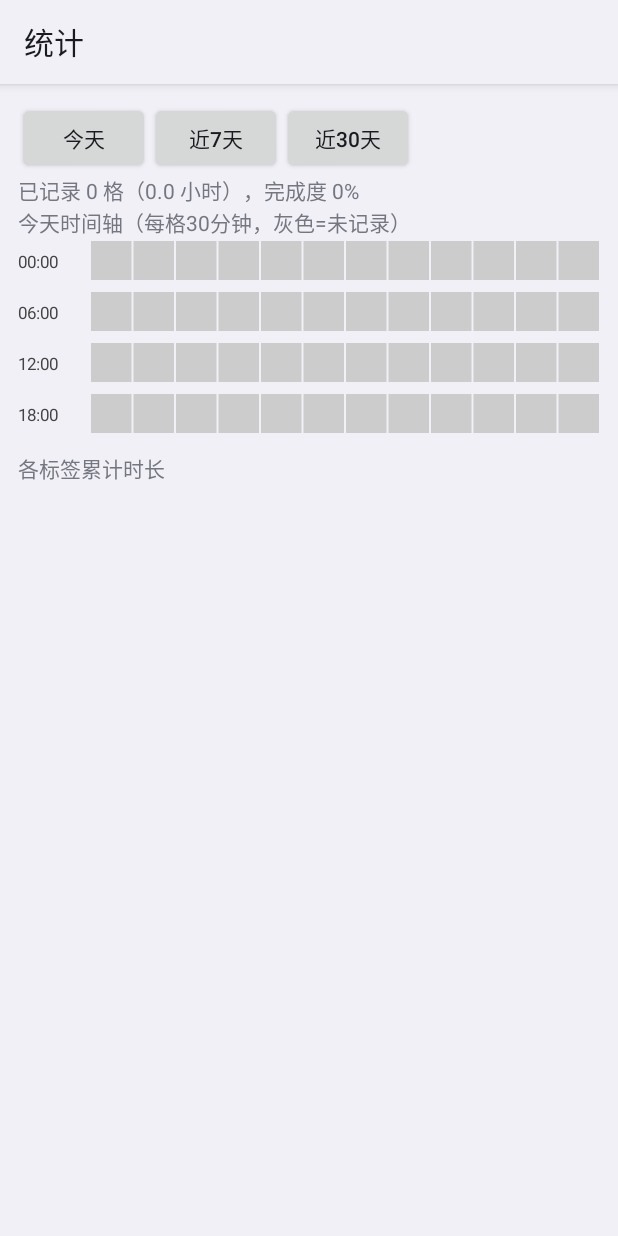
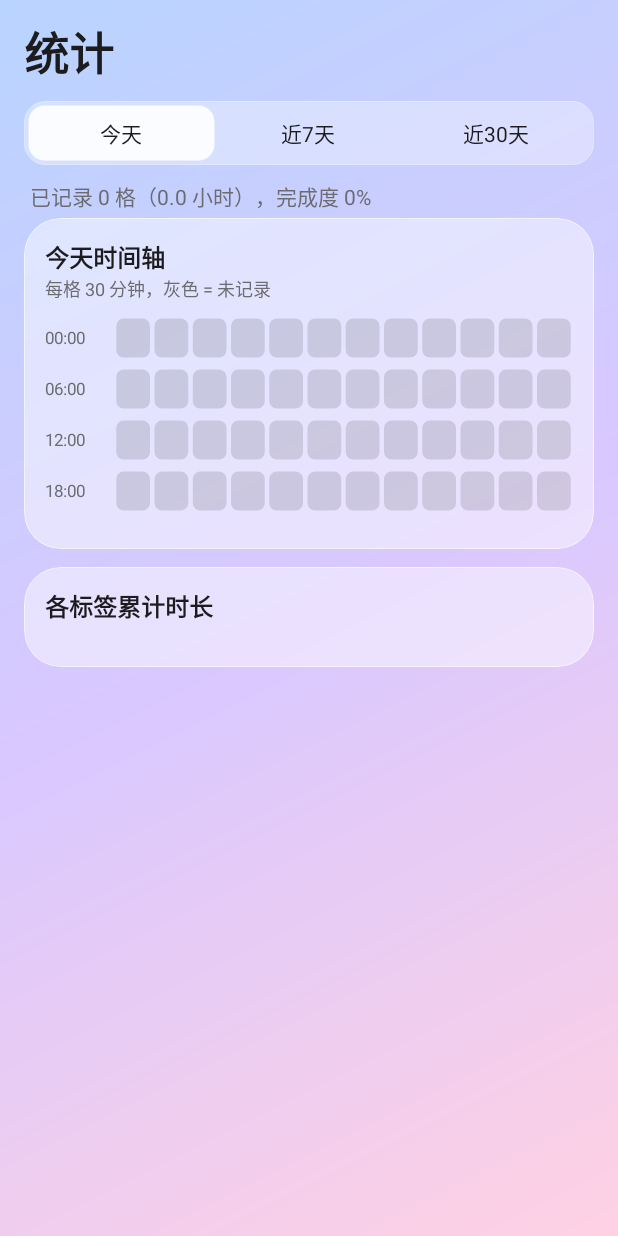
Before and after one commit to okebutong/timerecord, an Android app: the screen it shows after launch (StatsActivity), after a tap on "统计", on a phone screen of 412 x 824 dp. Run offline under Robolectric (Android 15) with nearby library versions, the phone set to English and light mode, and no system bars; 1 statement that could not run was skipped.

Commit message:
Add files via upload

```diff
--- a/app/src/main/AndroidManifest.xml
+++ b/app/src/main/AndroidManifest.xml
@@ -8,7 +8,7 @@
         android:allowBackup="true"
         android:icon="@drawable/ic_clock"
         android:label="半小时记录"
-        android:theme="@android:style/Theme.DeviceDefault.Light">
+        android:theme="@android:style/Theme.DeviceDefault.Light.NoActionBar">
 
         <activity android:name=".MainActivity" android:exported="true">
             <intent-filter>
--- a/app/src/main/java/com/example/timelog/MainActivity.kt
+++ b/app/src/main/java/com/example/timelog/MainActivity.kt
@@ -2,10 +2,15 @@ package com.example.timelog
 
 import android.app.*
 import android.content.*
+import android.graphics.Typeface
 import android.net.Uri
 import android.os.*
 import android.provider.MediaStore
 import android.provider.Settings
+import android.text.TextUtils
+import android.view.Gravity
+import android.view.View
+import android.view.ViewGroup
 import android.widget.*
 import java.text.SimpleDateFormat
 import java.util.*
@@ -19,47 +24,98 @@ class MainActivity : Activity() {
     private lateinit var note: EditText
     private lateinit var tagBox: GridLayout
     private lateinit var list: ListView
-    private lateinit var adapter: ArrayAdapter<String>
+    private lateinit var adapter: SlotAdapter
     private var slots = listOf<Long>()
     private var recs = mapOf<Long, Rec>()
 
-    private fun btn(t: String, f: () -> Unit) = Button(this).apply {
-        text = t; isAllCaps = false; setOnClickListener { f() }
-    }
+    private fun dp(x: Int) = Ui.dp(this, x)
+    private val white = 0x66FFFFFF
 
     override fun onCreate(b: Bundle?) {
         super.onCreate(b)
+        Ui.background(this)
         db = Db(this)
         if (Build.VERSION.SDK_INT >= 33 &&
             checkSelfPermission("android.permission.POST_NOTIFICATIONS") != android.content.pm.PackageManager.PERMISSION_GRANTED
         ) requestPermissions(arrayOf("android.permission.POST_NOTIFICATIONS"), 1)
         Sched.schedule(this)
 
-        val pad = (12 * resources.displayMetrics.density).toInt()
-        val root = LinearLayout(this).apply { orientation = LinearLayout.VERTICAL; setPadding(pad, pad, pad, pad) }
-        head = TextView(this).apply { textSize = 18f }
-        note = EditText(this).apply { hint = "备注（可选），点下面的标签即保存"; setSingleLine() }
+        val root = LinearLayout(this).apply {
+            orientation = LinearLayout.VERTICAL
+            setPadding(dp(16), dp(12), dp(16), dp(12))
+        }
+
+        // 大标题 + 日期切换
+        root.addView(Ui.label(this, "半小时记录", 30f, bold = true))
+        val nav = LinearLayout(this).apply {
+            gravity = Gravity.CENTER_VERTICAL
+            background = Ui.glass(this@MainActivity, 18, 0x55FFFFFF)
+        }
+        val prev = Ui.label(this, "‹", 24f).apply {
+            gravity = Gravity.CENTER; setPadding(dp(18), dp(2), dp(18), dp(4))
+            setOnClickListener { day--; target = dayStart(day); refresh() }
+        }
+        val next = Ui.label(this, "›", 24f).apply {
+            gravity = Gravity.CENTER; setPadding(dp(18), dp(2), dp(18), dp(4))
+            setOnClickListener {
+                if (day < 0) {
+                    day++
+                    target = if (day == 0) slotOf(System.currentTimeMillis()) else dayStart(day)
+                    refresh()
+                }
+            }
+        }
+        dateTv = Ui.label(this, "", 15f, Ui.INK2).apply { gravity = Gravity.CENTER }
+        nav.addView(prev)
+        nav.addView(dateTv, LinearLayout.LayoutParams(0, ViewGroup.LayoutParams.WRAP_CONTENT, 1f))
+        nav.addView(next)
+        root.addView(nav, LinearLayout.LayoutParams(-1, -2).apply { topMargin = dp(8) })
+
+        // 记录卡片
+        val rec = Ui.card(this)
+        head = Ui.label(this, "", 17f, bold = true)
+        note = EditText(this).apply {
+            hint = "备注（可选），点下面标签即保存"
+            textSize = 15f
+            setSingleLine()
+            setTextColor(Ui.INK)
+            setHintTextColor(Ui.INK2)
+            background = Ui.glass(this@MainActivity, 14, 0x55FFFFFF, 0x66FFFFFF)
+            setPadding(dp(14), dp(10), dp(14), dp(10))
+        }
         tagBox = GridLayout(this).apply { columnCount = 4 }
-        dateTv = TextView(this).apply { textSize = 16f; gravity = android.view.Gravity.CENTER }
-        val nav = LinearLayout(this)
-        nav.addView(btn("◀") { day--; target = dayStart(day); refresh() })
-        nav.addView(dateTv, LinearLayout.LayoutParams(0, LinearLayout.LayoutParams.WRAP_CONTENT, 1f))
-        nav.addView(btn("▶") {
-            if (day < 0) { day++; target = if (day == 0) slotOf(System.currentTimeMillis()) else dayStart(day); refresh() }
-        })
+        rec.addView(head)
+        rec.addView(note, LinearLayout.LayoutParams(-1, -2).apply { topMargin = dp(10); bottomMargin = dp(6) })
+        rec.addView(tagBox)
+        root.addView(rec, LinearLayout.LayoutParams(-1, -2).apply { topMargin = dp(12) })
+
+        // 操作按钮
         val acts = LinearLayout(this)
-        acts.addView(btn("统计") { startActivity(Intent(this, StatsActivity::class.java)) })
-        acts.addView(btn("导出CSV") { export() })
-        acts.addView(btn("设置") { settings() })
-        adapter = ArrayAdapter(this, android.R.layout.simple_list_item_1, mutableListOf<String>())
-        list = ListView(this).apply { this.adapter = this@MainActivity.adapter }
-        list.setOnItemClickListener { _, _, pos, _ ->
-            target = slots[pos]
-            note.setText(recs[target]?.note ?: "")
-            refresh()
+        fun act(t: String, f: () -> Unit) = acts.addView(
+            Ui.chip(this, t, white, f),
+            LinearLayout.LayoutParams(0, -2, 1f).apply { setMargins(dp(3), 0, dp(3), 0) }
+        )
+        act("统计") { startActivity(Intent(this, StatsActivity::class.java)) }
+        act("导出 CSV") { export() }
+        act("设置") { settings() }
+        root.addView(acts, LinearLayout.LayoutParams(-1, -2).apply { topMargin = dp(12) })
+
+        // 当天 48 个时段
+        adapter = SlotAdapter()
+        list = ListView(this).apply {
+            divider = null
+            selector = android.graphics.drawable.ColorDrawable(0)
+            this.adapter = this@MainActivity.adapter
+            setOnItemClickListener { _, _, pos, _ ->
+                target = slots[pos]
+                note.setText(recs[target]?.note ?: "")
+                refresh()
+            }
         }
-        root.addView(head); root.addView(note); root.addView(tagBox); root.addView(nav); root.addView(acts)
-        root.addView(list, LinearLayout.LayoutParams(-1, 0, 1f))
+        val listCard = Ui.card(this).apply { setPadding(dp(6), dp(6), dp(6), dp(6)) }
+        listCard.addView(list, LinearLayout.LayoutParams(-1, -1))
+        root.addView(listCard, LinearLayout.LayoutParams(-1, 0, 1f).apply { topMargin = dp(12) })
+
         setContentView(root)
     }
 
@@ -75,11 +131,11 @@ class MainActivity : Activity() {
     private fun buildTags() {
         tagBox.removeAllViews()
         P.tags(this).forEach { t ->
-            val b = btn(t) { save(t) }
-            b.layoutParams = GridLayout.LayoutParams(
+            val chip = Ui.chip(this, t, Ui.alpha(colorOf(t), 0x80)) { save(t) }
+            chip.layoutParams = GridLayout.LayoutParams(
                 GridLayout.spec(GridLayout.UNDEFINED), GridLayout.spec(GridLayout.UNDEFINED, 1f)
-            ).apply { width = 0 }
-            tagBox.addView(b)
+            ).apply { width = 0; setMargins(dp(3), dp(3), dp(3), dp(3)) }
+            tagBox.addView(chip)
         }
     }
 
@@ -97,24 +153,65 @@ class MainActivity : Activity() {
         val to = dayStart(day + 1)
         slots = generateSequence(from) { it + HALF }.takeWhile { it < to }.toList()
         recs = db.range(from, to).associateBy { it.slot }
-        dateTv.text = SimpleDateFormat("yyyy-MM-dd EEE", Locale.getDefault()).format(Date(from)) +
-                if (day == 0) "（今天）" else ""
-        head.text = "正在记录 ${hhmm(target)}–${hhmm(target + HALF)}" +
-                (recs[target]?.let { "（已记：${it.tag}）" } ?: "")
-        adapter.clear()
-        adapter.addAll(slots.map { sl ->
-            hhmm(sl) + "   " + (recs[sl]?.let { it.tag + if (it.note.isNotEmpty()) " · " + it.note else "" } ?: "—")
-        })
+        dateTv.text = SimpleDateFormat("M月d日 EEEE", Locale.getDefault()).format(Date(from)) +
+                if (day == 0) " · 今天" else ""
+        head.text = "${hhmm(target)} – ${hhmm(target + HALF)}" +
+                (recs[target]?.let { "　已记：${it.tag}" } ?: "　现在在做什么？")
+        adapter.notifyDataSetChanged()
+    }
+
+    private inner class SlotAdapter : BaseAdapter() {
+        override fun getCount() = slots.size
+        override fun getItem(p: Int) = slots[p]
+        override fun getItemId(p: Int) = p.toLong()
+        override fun getView(p: Int, v: View?, parent: ViewGroup): View {
+            val s = slots[p]
+            val r = recs[s]
+            val row = LinearLayout(this@MainActivity).apply {
+                gravity = Gravity.CENTER_VERTICAL
+                setPadding(dp(10), dp(9), dp(10), dp(9))
+                if (s == target) background = Ui.glass(this@MainActivity, 14, 0x99FFFFFF, 0xCCFFFFFF.toInt())
+            }
+            row.addView(Ui.label(this@MainActivity, hhmm(s), 14f, Ui.INK2).apply {
+                typeface = Typeface.MONOSPACE
+                minWidth = dp(54)
+            })
+            if (r == null) {
+                row.addView(Ui.label(this@MainActivity, "—", 14f, Ui.alpha(Ui.INK2, 0x80)))
+            } else {
+                row.addView(Ui.label(this@MainActivity, r.tag, 13f).apply {
+                    setPadding(dp(10), dp(3), dp(10), dp(3))
+                    background = Ui.glass(this@MainActivity, 10, Ui.alpha(colorOf(r.tag), 0x99), 0x66FFFFFF)
+                })
+                if (r.note.isNotEmpty()) row.addView(
+                    Ui.label(this@MainActivity, r.note, 13f, Ui.INK2).apply {
+                        setSingleLine(); ellipsize = TextUtils.TruncateAt.END
+                    },
+                    LinearLayout.LayoutParams(0, -2, 1f).apply { leftMargin = dp(8) }
+                )
+            }
+            return row
+        }
     }
 
     private fun hm(x: Int) = "%02d:%02d".format(x / 60, x % 60)
 
     private fun settings() {
-        val pad = (20 * resources.displayMetrics.density).toInt()
-        val v = LinearLayout(this).apply { orientation = LinearLayout.VERTICAL; setPadding(pad, pad / 2, pad, 0) }
-        val et = EditText(this).apply { setText(P.tags(this@MainActivity).joinToString(",")); hint = "标签，用逗号分隔" }
-        val bs = Button(this)
-        val be = Button(this)
+        val v = LinearLayout(this).apply {
+            orientation = LinearLayout.VERTICAL
+            setPadding(dp(20), dp(8), dp(20), 0)
+        }
+        fun lp() = LinearLayout.LayoutParams(-1, -2).apply { topMargin = dp(8) }
+        val et = EditText(this).apply {
+            setText(P.tags(this@MainActivity).joinToString(","))
+            hint = "标签，用逗号分隔"
+            textSize = 15f
+            setTextColor(Ui.INK)
+            background = Ui.glass(this@MainActivity, 14, 0x55FFFFFF, 0x66FFFFFF)
+            setPadding(dp(14), dp(10), dp(14), dp(10))
+        }
+        val bs = Ui.chip(this, "", white) {}
+        val be = Ui.chip(this, "", white) {}
         fun upd() {
             bs.text = "免打扰开始  " + hm(P.qs(this))
             be.text = "免打扰结束  " + hm(P.qe(this))
@@ -128,23 +225,25 @@ class MainActivity : Activity() {
                 P.qe(this) / 60, P.qe(this) % 60, true).show()
         }
         upd()
-        v.addView(TextView(this).apply { text = "标签（逗号分隔）" })
-        v.addView(et)
-        v.addView(bs); v.addView(be)
-        v.addView(TextView(this).apply { text = "开始和结束设成相同时间 = 不启用免打扰" })
-        v.addView(btn("允许精确闹钟（让提醒准点）") {
+        v.addView(Ui.label(this, "标签（逗号分隔）", 13f, Ui.INK2))
+        v.addView(et, lp())
+        v.addView(bs, lp()); v.addView(be, lp())
+        v.addView(Ui.label(this, "开始和结束设成相同时间 = 不启用免打扰", 12f, Ui.INK2), lp())
+        v.addView(Ui.chip(this, "允许精确闹钟（让提醒准点）", white) {
             if (Build.VERSION.SDK_INT >= 31)
                 startActivity(Intent(Settings.ACTION_REQUEST_SCHEDULE_EXACT_ALARM, Uri.parse("package:$packageName")))
-        })
-        v.addView(btn("电池优化设置（建议设为不受限制）") {
+        }, lp())
+        v.addView(Ui.chip(this, "电池优化设置（建议设为不受限制）", white) {
             startActivity(Intent(Settings.ACTION_IGNORE_BATTERY_OPTIMIZATION_SETTINGS))
-        })
-        AlertDialog.Builder(this).setTitle("设置").setView(v)
+        }, lp())
+        val d = AlertDialog.Builder(this).setTitle("设置").setView(v)
             .setPositiveButton("保存") { _, _ ->
                 if (et.text.isNotBlank()) P.setTags(this, et.text.toString())
                 Sched.schedule(this)
                 buildTags()
-            }.setNegativeButton("取消", null).show()
+            }.setNegativeButton("取消", null).create()
+        Ui.glassDialog(this, d)
+        d.show()
     }
 
     private fun csv(s: String) = "\"" + s.replace("\"", "\"\"") + "\""
--- a/app/src/main/java/com/example/timelog/StatsActivity.kt
+++ b/app/src/main/java/com/example/timelog/StatsActivity.kt
@@ -5,14 +5,16 @@ import android.content.Context
 import android.graphics.Canvas
 import android.graphics.Color
 import android.graphics.Paint
+import android.graphics.RectF
 import android.os.Bundle
+import android.view.Gravity
 import android.view.View
 import android.widget.*
 
 fun colorOf(tag: String): Int =
-    Color.HSVToColor(floatArrayOf(((tag.hashCode() and 0x7fffffff) % 360).toFloat(), 0.55f, 0.85f))
+    Color.HSVToColor(floatArrayOf(((tag.hashCode() and 0x7fffffff) % 360).toFloat(), 0.5f, 0.92f))
 
-/** 各标签累计时长（横向条形图） */
+/** 各标签累计时长（圆角横向条形图） */
 class Bars(c: Context) : View(c) {
     var data: List<Pair<String, Int>> = emptyList()
     private val d = resources.displayMetrics.density
@@ -23,17 +25,17 @@ class Bars(c: Context) : View(c) {
 
     override fun onDraw(canvas: Canvas) {
         val mx = (data.maxOfOrNull { it.second } ?: 1).coerceAtLeast(1)
-        val lw = 70 * d
-        val rw = 80 * d
+        val lw = 64 * d
+        val rw = 76 * d
         data.forEachIndexed { i, (t, n) ->
             val y = i * 40 * d
-            p.color = Color.BLACK
-            canvas.drawText(t, 4 * d, y + 26 * d, p)
+            p.color = Ui.INK
+            canvas.drawText(t, 2 * d, y + 25 * d, p)
             p.color = colorOf(t)
-            val len = (width - lw - rw) * n / mx
-            canvas.drawRect(lw, y + 6 * d, lw + len, y + 32 * d, p)
-            p.color = Color.DKGRAY
-            canvas.drawText("%.1f 小时".format(n / 2.0), lw + len + 6 * d, y + 26 * d, p)
+            val len = ((width - lw - rw) * n / mx).coerceAtLeast(8 * d)
+            canvas.drawRoundRect(RectF(lw, y + 7 * d, lw + len, y + 31 * d), 8 * d, 8 * d, p)
+            p.color = Ui.INK2
+            canvas.drawText("%.1f 小时".format(n / 2.0), lw + len + 8 * d, y + 25 * d, p)
         }
     }
 }
@@ -48,7 +50,7 @@ class Strip(c: Context) : View(c) {
         setMeasuredDimension(MeasureSpec.getSize(w), (4 * 34 * d).toInt() + 10)
 
     override fun onDraw(canvas: Canvas) {
-        val left = 48 * d
+        val left = 46 * d
         val cw = (width - left) / 12
         for (i in cells.indices) {
             val row = i / 12
@@ -56,11 +58,11 @@ class Strip(c: Context) : View(c) {
             val x = left + col * cw
             val y = row * 34 * d
             if (col == 0) {
-                p.color = Color.DKGRAY
+                p.color = Ui.INK2
                 canvas.drawText("%02d:00".format(row * 6), 0f, y + 20 * d, p)
             }
-            p.color = cells[i]?.let { colorOf(it) } ?: Color.LTGRAY
-            canvas.drawRect(x + 1, y + 2 * d, x + cw - 1, y + 28 * d, p)
+            p.color = cells[i]?.let { colorOf(it) } ?: 0x1F000000
+            canvas.drawRoundRect(RectF(x + 1.5f * d, y + 3 * d, x + cw - 1.5f * d, y + 29 * d), 5 * d, 5 * d, p)
         }
     }
 }
@@ -69,31 +71,62 @@ class StatsActivity : Activity() {
     private lateinit var bars: Bars
     private lateinit var strip: Strip
     private lateinit var sum: TextView
+    private lateinit var segs: List<TextView>
+    private val opts = listOf("今天" to 1, "近7天" to 7, "近30天" to 30)
+
+    private fun dp(x: Int) = Ui.dp(this, x)
 
     override fun onCreate(b: Bundle?) {
         super.onCreate(b)
-        title = "统计"
-        val pad = (12 * resources.displayMetrics.density).toInt()
-        val root = LinearLayout(this).apply { orientation = LinearLayout.VERTICAL; setPadding(pad, pad, pad, pad) }
-        val row = LinearLayout(this)
-        listOf("今天" to 1, "近7天" to 7, "近30天" to 30).forEach { (n, days) ->
-            row.addView(Button(this).apply { text = n; setOnClickListener { load(days) } })
+        Ui.background(this)
+        val root = LinearLayout(this).apply {
+            orientation = LinearLayout.VERTICAL
+            setPadding(dp(16), dp(12), dp(16), dp(12))
         }
-        sum = TextView(this)
+        root.addView(Ui.label(this, "统计", 30f, bold = true))
+
+        // 分段选择器
+        val seg = LinearLayout(this).apply {
+            background = Ui.glass(this@StatsActivity, 14, 0x55FFFFFF, 0x66FFFFFF)
+            setPadding(dp(3), dp(3), dp(3), dp(3))
+        }
+        segs = opts.map { (n, days) ->
+            Ui.label(this, n, 14f).apply {
+                gravity = Gravity.CENTER
+                setPadding(0, dp(8), 0, dp(8))
+                setOnClickListener { load(days) }
+            }
+        }
+        segs.forEach { seg.addView(it, LinearLayout.LayoutParams(0, -2, 1f)) }
+        root.addView(seg, LinearLayout.LayoutParams(-1, -2).apply { topMargin = dp(10) })
+
+        sum = Ui.label(this, "", 14f, Ui.INK2)
+        root.addView(sum, LinearLayout.LayoutParams(-1, -2).apply { topMargin = dp(10); leftMargin = dp(4) })
+
         strip = Strip(this)
         bars = Bars(this)
+        val c1 = Ui.card(this)
+        c1.addView(Ui.label(this, "今天时间轴", 16f, bold = true))
+        c1.addView(Ui.label(this, "每格 30 分钟，灰色 = 未记录", 12f, Ui.INK2))
+        c1.addView(strip, LinearLayout.LayoutParams(-1, -2).apply { topMargin = dp(8) })
+        val c2 = Ui.card(this)
+        c2.addView(Ui.label(this, "各标签累计时长", 16f, bold = true))
+        c2.addView(bars, LinearLayout.LayoutParams(-1, -2).apply { topMargin = dp(8) })
+
         val inner = LinearLayout(this).apply { orientation = LinearLayout.VERTICAL }
-        inner.addView(TextView(this).apply { text = "今天时间轴（每格30分钟，灰色=未记录）" })
-        inner.addView(strip)
-        inner.addView(TextView(this).apply { text = "各标签累计时长" })
-        inner.addView(bars)
-        root.addView(row); root.addView(sum)
-        root.addView(ScrollView(this).apply { addView(inner) })
+        inner.addView(c1)
+        inner.addView(c2, LinearLayout.LayoutParams(-1, -2).apply { topMargin = dp(12) })
+        root.addView(ScrollView(this).apply { addView(inner) },
+            LinearLayout.LayoutParams(-1, 0, 1f).apply { topMargin = dp(4) })
         setContentView(root)
         load(1)
     }
 
     private fun load(days: Int) {
+        segs.forEachIndexed { i, tv ->
+            tv.background = if (opts[i].second == days)
+                Ui.glass(this, 11, 0xE6FFFFFF.toInt(), 0x00FFFFFF) else null
+        }
         val db = Db(this)
         val rs = db.range(dayStart(1 - days), dayStart(1))
         bars.data = rs.groupingBy { it.tag }.eachCount().toList().sortedByDescending { it.second }
--- /dev/null
+++ b/app/src/main/java/com/example/timelog/Ui.kt
@@ -0,0 +1,94 @@
+package com.example.timelog
+
+import android.app.Activity
+import android.app.AlertDialog
+import android.content.Context
+import android.content.res.ColorStateList
+import android.graphics.Color
+import android.graphics.Typeface
+import android.graphics.drawable.Drawable
+import android.graphics.drawable.GradientDrawable
+import android.graphics.drawable.RippleDrawable
+import android.os.Build
+import android.view.Gravity
+import android.view.View
+import android.view.WindowManager
+import android.widget.LinearLayout
+import android.widget.TextView
+
+/** 苹果风“玻璃”样式：柔和渐变背景 + 半透明圆角卡片 + 细白描边 */
+object Ui {
+    val INK = 0xFF1C1C1E.toInt()
+    val INK2 = 0xFF6C6C70.toInt()
+
+    fun dp(c: Context, x: Int) = (x * c.resources.displayMetrics.density).toInt()
+
+    fun alpha(color: Int, a: Int) = (color and 0x00FFFFFF) or (a shl 24)
+
+    fun glass(
+        c: Context, r: Int,
+        fill: Int = 0x73FFFFFF,
+        stroke: Int = 0xB3FFFFFF.toInt()
+    ): GradientDrawable = GradientDrawable().apply {
+        setColor(fill)
+        cornerRadius = dp(c, r).toFloat()
+        setStroke(dp(c, 1).coerceAtLeast(1), stroke)
+    }
+
+    fun ripple(bg: Drawable): Drawable = RippleDrawable(ColorStateList.valueOf(0x33000000), bg, null)
+
+    /** 窗口背景渐变，状态栏/导航栏透明 */
+    fun background(a: Activity) {
+        val g = GradientDrawable(
+            GradientDrawable.Orientation.TL_BR,
+            intArrayOf(0xFFB9D4FF.toInt(), 0xFFD9C8FF.toInt(), 0xFFFFD1E3.toInt())
+        )
+        a.window.setBackgroundDrawable(g)
+        a.window.statusBarColor = Color.TRANSPARENT
+        a.window.navigationBarColor = Color.TRANSPARENT
+        a.window.isNavigationBarContrastEnforced = false
+        @Suppress("DEPRECATION")
+        a.window.decorView.systemUiVisibility = a.window.decorView.systemUiVisibility or
+                View.SYSTEM_UI_FLAG_LIGHT_STATUS_BAR or View.SYSTEM_UI_FLAG_LIGHT_NAVIGATION_BAR
+    }
+
+    fun card(c: Context): LinearLayout = LinearLayout(c).apply {
+        orientation = LinearLayout.VERTICAL
+        background = glass(c, 24)
+        setPadding(dp(c, 14), dp(c, 14), dp(c, 14), dp(c, 14))
+        clipToOutline = true
+    }
+
+    fun label(c: Context, s: String, size: Float, color: Int = INK, bold: Boolean = false) =
+        TextView(c).apply {
+            text = s
+            textSize = size
+            setTextColor(color)
+            if (bold) typeface = Typeface.DEFAULT_BOLD
+        }
+
+    /** 药丸形按钮 */
+    fun chip(c: Context, s: String, fill: Int, onClick: () -> Unit) = TextView(c).apply {
+        text = s
+        textSize = 14f
+        setTextColor(INK)
+        gravity = Gravity.CENTER
+        setPadding(dp(c, 6), dp(c, 11), dp(c, 6), dp(c, 11))
+        background = ripple(glass(c, 16, fill, 0x99FFFFFF.toInt()))
+        isClickable = true
+        setOnClickListener { onClick() }
+    }
+
+    /** 对话框：半透明白 + 背后真实模糊（Android 12+） */
+    fun glassDialog(c: Context, d: AlertDialog) {
+        val w = d.window ?: return
+        w.setBackgroundDrawable(glass(c, 28, 0xE6FFFFFF.toInt()))
+        w.setDimAmount(0.15f)
+        if (Build.VERSION.SDK_INT >= 31) {
+            w.addFlags(WindowManager.LayoutParams.FLAG_BLUR_BEHIND)
+            val lp = w.attributes
+            lp.blurBehindRadius = 40
+            w.attributes = lp
+        }
+    }
+}
```
